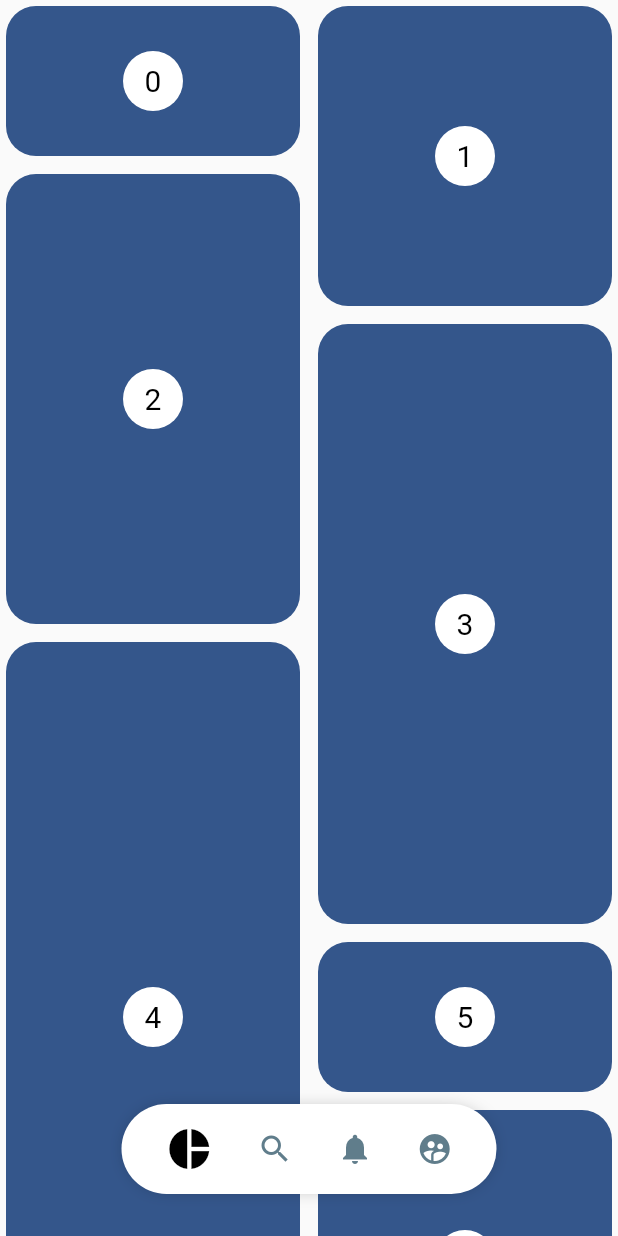
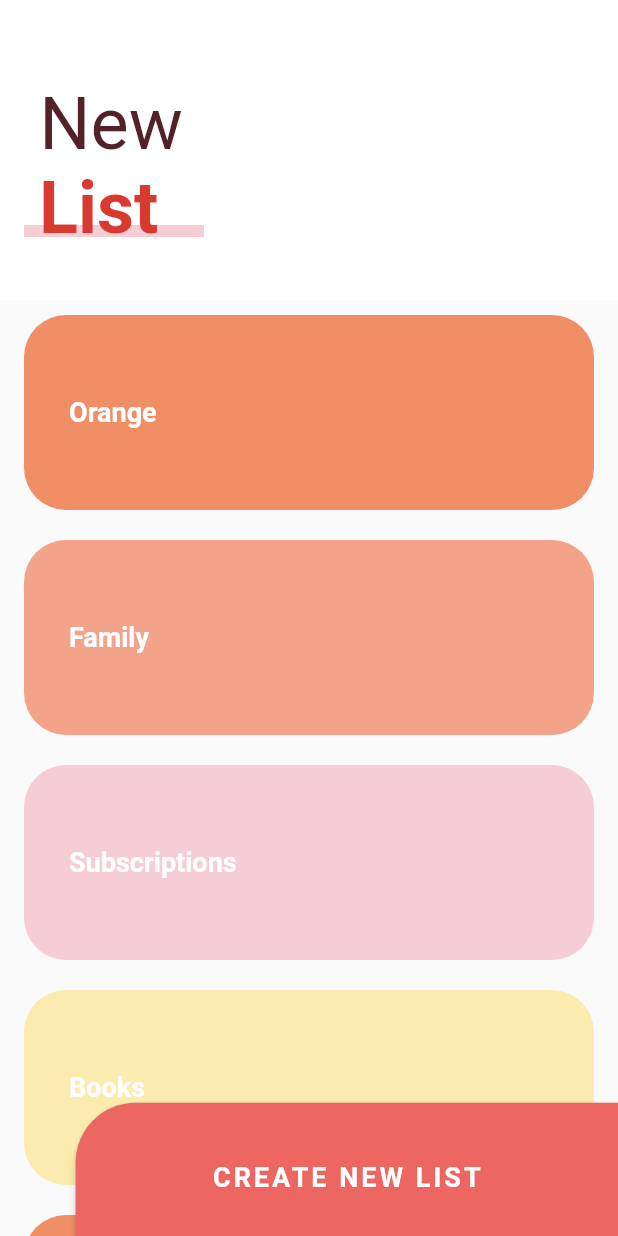
Before and after one commit to masmariuss/app_designs, a Flutter app: the screen it shows after launch, on a phone screen of 412 x 824 dp. Run offline on Flutter 3.47's test engine with Material 2 defaults, Android fonts, the phone set to English and light mode, and no system bars; our stand-ins replace animate_do, flutter_svg, font_awesome_flutter.

Commit message:
Sliver List Page Done

```diff
--- a/lib/main.dart
+++ b/lib/main.dart
@@ -13,7 +13,7 @@ class MyApp extends StatelessWidget {
     return const MaterialApp(
       debugShowCheckedModeBanner: false,
       title: 'Diseños App',
-      home: PinterestPage()
+      home: SliverListPage()
       // home: PinterestPage()
     );
   }
--- a/lib/src/pages/pages.dart
+++ b/lib/src/pages/pages.dart
@@ -5,4 +5,6 @@ export 'graficas_circulares_page.dart';
 export 'headers_page.dart';
 export 'slideshow_page.dart';
 export 'pinterest_page.dart';
+export 'package:disenos_app/src/pages/emergency_page.dart';
+export 'sliver_list_page.dart';
 export '../retos/cuadrado_animado_page.dart';
--- /dev/null
+++ b/lib/src/pages/sliver_list_page.dart
@@ -0,0 +1,229 @@
+
+import 'package:flutter/material.dart';
+
+
+class SliverListPage extends StatelessWidget {
+  const SliverListPage({super.key});
+
+  @override
+  Widget build(BuildContext context) {
+    return Scaffold(
+      body: Stack(
+        children: [
+          _MainScroll(),
+          const Positioned(
+            bottom: -10,
+            right: 0,
+            child: _BotonNewList()
+          )
+        ],
+      )
+    );
+  }
+}
+
+
+class _BotonNewList extends StatelessWidget {
+  const _BotonNewList();
+
+  @override
+  Widget build(BuildContext context) {
+
+    final size = MediaQuery.of(context).size;
+
+    return ButtonTheme(
+      child: ElevatedButton(
+        style: ElevatedButton.styleFrom(
+          backgroundColor: const Color(0xffED6762),
+          shape: const RoundedRectangleBorder(
+            borderRadius: BorderRadius.only(topLeft: Radius.circular(40))
+          )),
+        onPressed: () {  },
+        child: SizedBox(
+          height: size.height*0.12,
+          width: size.width*0.8,
+          child: const Center(
+            child: Text(
+              'CREATE NEW LIST',
+              style: TextStyle(
+                color: Colors.white,
+                fontSize: 18,
+                fontWeight: FontWeight.bold,
+                letterSpacing: 2
+              ),
+            ),
+          ),
+        ),
+      ),
+    );
+  }
+}
+
+class _MainScroll extends StatelessWidget {
+
+  final items = [
+    const _ListItem( 'Orange', Color(0xffF08F66) ),
+    const _ListItem( 'Family', Color(0xffF2A38A) ),
+    const _ListItem( 'Subscriptions', Color(0xffF7CDD5) ),
+    const _ListItem( 'Books', Color(0xffFCEBAF) ),
+    const _ListItem( 'Orange', Color(0xffF08F66) ),
+    const _ListItem( 'Family', Color(0xffF2A38A) ),
+    const _ListItem( 'Subscriptions', Color(0xffF7CDD5) ),
+    const _ListItem( 'Books', Color(0xffFCEBAF) ),
+  ];
+
+  @override
+  Widget build(BuildContext context) {
+    return CustomScrollView(
+      slivers: <Widget>[
+
+        /* SliverAppBar(
+          // elevation: 0,
+          floating: true,
+          backgroundColor: Colors.amber,
+          title: Text('Hola Mundo'),
+        ), */
+
+        SliverPersistentHeader(
+          floating: true,
+          delegate: _SliverCustomHeaderDelegate(
+            minheight: 170,
+            maxheight: 200,
+            child: Container(
+              alignment: Alignment.centerLeft,
+              color: Colors.white,
+              child: _Titulo(),
+            )
+          ),
+        ),
+
+        SliverList(
+          delegate: SliverChildListDelegate([
+            ...items,
+            const SizedBox(height: 100)
+          ])
+        )
+      ],
+    );
+  }
+}
+
+class _SliverCustomHeaderDelegate extends SliverPersistentHeaderDelegate{
+
+  final double minheight;
+  final double maxheight;
+  final Widget child;
+
+  _SliverCustomHeaderDelegate({
+    required this.minheight,
+    required this.maxheight,
+    required this.child
+  });
+
+  @override
+  Widget build(BuildContext context, double shrinkOffset, bool overlapsContent) {
+    return SizedBox.expand(child: child);
+  }
+
+  @override
+  double get maxExtent => (minheight > maxheight) ? minheight : maxheight;
+
+  @override
+  double get minExtent => minheight;
+
+  @override
+  bool shouldRebuild(covariant _SliverCustomHeaderDelegate oldDelegate) {
+    return  maxheight != oldDelegate.maxheight ||
+            minheight != oldDelegate.minheight ||
+            child     != oldDelegate.child;
+  }
+}
+
+class _Titulo extends StatelessWidget {
+
+  @override
+  Widget build(BuildContext context) {
+    return Column(
+      children: [
+        const SizedBox(height:30),
+        Container(
+          margin: const EdgeInsets.only(left: 8, top: 24),
+          child: const Text('New', style: TextStyle(color: Color(0xff532128), fontSize: 48)),
+        ),
+        Stack(
+          children: [
+            const SizedBox(width: 140,),
+            Positioned(
+              bottom: 8,
+              left: -12,
+              child: Container(
+                margin: const EdgeInsets.only(left: 28),
+                width: 120,
+                height: 8,
+                color: const Color(0xffF7CDD5),
+              ),
+            ),
+            Container(
+              margin: const EdgeInsets.only(left: 26) ,
+              child: const Text('List', style: TextStyle(color: Color(0xffD93A30), fontSize: 48, fontWeight: FontWeight.bold),))
+          ],
+        )
+      ],
+    );
+  }
+}
+
+class _ToDoList extends StatelessWidget {
+
+  final items = [
+    const _ListItem( 'Orange', Color(0xffF08F66) ),
+    const _ListItem( 'Family', Color(0xffF2A38A) ),
+    const _ListItem( 'Subscriptions', Color(0xffF7CDD5) ),
+    const _ListItem( 'Books', Color(0xffFCEBAF) ),
+    const _ListItem( 'Orange', Color(0xffF08F66) ),
+    const _ListItem( 'Family', Color(0xffF2A38A) ),
+    const _ListItem( 'Subscriptions', Color(0xffF7CDD5) ),
+    const _ListItem( 'Books', Color(0xffFCEBAF) ),
+  ];
+
+  @override
+  Widget build(BuildContext context) {
+    return ListView.builder(
+      itemCount: items.length,
+      itemBuilder: (BuildContext context, int index) => items[index]
+    );
+  }
+}
+
+class _ListItem extends StatelessWidget {
+
+  final String titulo;
+  final Color color;
+
+  const _ListItem(
+    this.titulo,
+    this.color
+  );
+
+  @override
+  Widget build(BuildContext context) {
+    return Container(
+      height: 130,
+      alignment: Alignment.centerLeft,
+      margin: const EdgeInsets.symmetric(vertical:10, horizontal: 16),
+      padding:const EdgeInsets.all(30),
+      decoration: BoxDecoration(
+        color: color,
+        borderRadius: BorderRadius.circular(28)
+      ),
+      child: Text(
+        titulo,
+        style: const TextStyle(
+        color: Colors.white,
+        fontSize: 18,
+        fontWeight: FontWeight.bold
+        ),
+      ),
+    );
+  }
+}
--- a/lib/src/widgets/widgets.dart
+++ b/lib/src/widgets/widgets.dart
@@ -1,6 +1,8 @@
+
 
 
 export 'headers.dart';
 export 'pinterest_menu.dart';
 export 'radial_progress.dart';
 export 'slideshow.dart';
+export 'boton_gordo.dart';
--- a/pubspec.yaml
+++ b/pubspec.yaml
@@ -28,12 +28,14 @@ environment:
 # the latest version available on pub.dev. To see which dependencies have newer
 # versions available, run `flutter pub outdated`.
 dependencies:
+  animate_do: ^3.1.2
   cupertino_icons: ^1.0.2
   flutter:
     sdk: flutter
   flutter_lints: ^3.0.0
   flutter_staggered_grid_view: ^0.7.0
   flutter_svg: ^2.0.9
+  font_awesome_flutter: ^10.6.0
   provider: ^6.0.5
 
 dev_dependencies:
```
Also changed, not shown: lib/src/pages/emergency_page.dart (added, +168 -0 lines), lib/src/widgets/boton_gordo.dart (added, +116 -0 lines), lib/src/widgets/headers.dart (+100 -0 lines), pubspec.lock.
